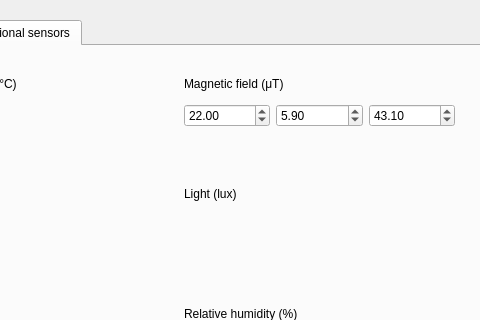
This is android/android-emu/android/skin/qt/extended-pages/virtual-sensors-page.ui in vicamo/libandroid-emugl as Qt 5 draws it before an edit; both pictures show x 142 to 622 and y 0 to 320 of the 622 by 580 pixel window. The edited form follows.
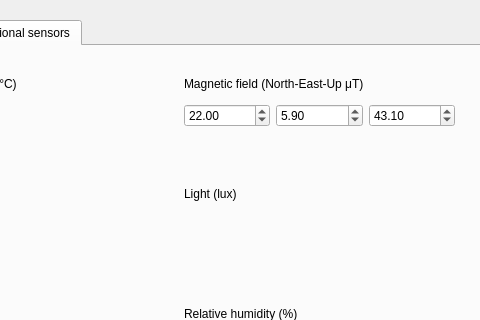
This is the edited form. The open tabs and pages were chosen to show the change. Icons and pictures are not drawn. Custom widgets are drawn as their Qt base class.

Commit message:
sensor: fix initial magnetic field value
As the initial phone position is up, the initial
magnetic field values should be set in that way,
just like how acceleration is setup.

What changed in the file:
```diff
--- a/android/android-emu/android/skin/qt/extended-pages/virtual-sensors-page.ui
+++ b/android/android-emu/android/skin/qt/extended-pages/virtual-sensors-page.ui
@@ -438,12 +438,12 @@
       <rect>
        <x>324</x>
        <y>30</y>
-       <width>120</width>
+       <width>220</width>
        <height>15</height>
       </rect>
      </property>
      <property name="text">
-      <string>Magnetic field (μT)</string>
+      <string>Magnetic field (North-East-Up μT)</string>
      </property>
     </widget>
     <widget class="QWidget" name="horizontalLayoutWidget">
@@ -590,7 +590,7 @@
     <widget class="QPushButton" name="helpMagneticField">
      <property name="geometry">
       <rect>
-       <x>430</x>
+       <x>510</x>
        <y>30</y>
        <width>15</width>
        <height>15</height>
```
The commit also changes 1 other file.
